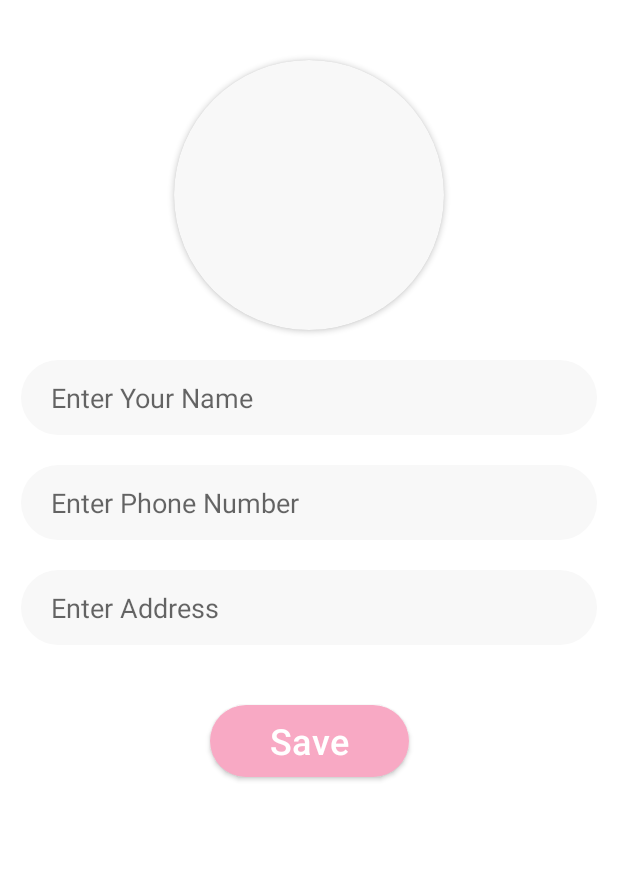
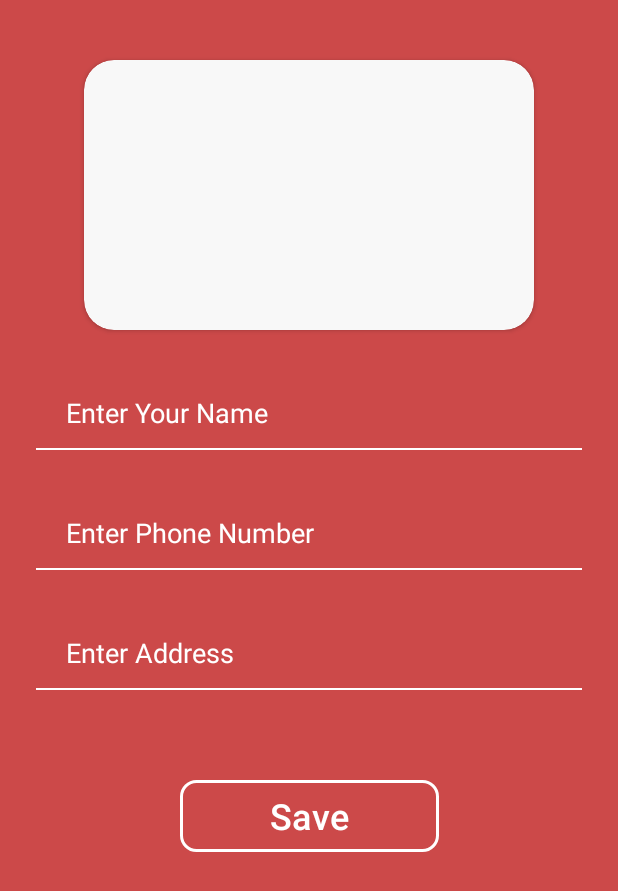
Before and after one commit to deepak-k-chhettri/face-app, an Android app: the AddNewUserFace screen opened directly, with no data from a screen before it, on a phone screen of 412 x 824 dp. Shown: the top 891 px of the screen. Run offline under Robolectric (Android 15) with nearby library versions, the phone set to English and light mode, and no system bars; our stand-ins replace Room's generated code; libraries missing offline, so code that uses them is left out: com.karumi.dexter.

Commit message:
Final Commit

```diff
--- a/app/src/main/java/com/kcdeepak/faceapp/AddNewUserFace.kt
+++ b/app/src/main/java/com/kcdeepak/faceapp/AddNewUserFace.kt
@@ -94,15 +94,19 @@ class AddNewUserFace : AppCompatActivity() {
                 val encryptDecryptName = EncryptDecrypt()
                 val name = encryptDecryptName.encrypt(editTextName.text.toString().toByteArray())
                 val nameIV = encryptDecryptName.encryptCipher.iv
+                /*-------------------------------------------------------------*/
                 val encryptDecryptPhone = EncryptDecrypt()
                 val phone = encryptDecryptPhone.encrypt(editTextPhone.text.toString().toByteArray())
                 val phoneIV = encryptDecryptPhone.encryptCipher.iv
+                /*-------------------------------------------------------------*/
                 val encryptDecryptAddress = EncryptDecrypt()
                 val address = encryptDecryptAddress.encrypt(editTextAddress.text.toString().toByteArray())
                 val addressIV = encryptDecryptAddress.encryptCipher.iv
+                /*-------------------------------------------------------------*/
                 val encryptDecryptImageUri = EncryptDecrypt()
                 val uri = encryptDecryptImageUri.encrypt(imageUri.toString().toByteArray())
                 val imageUriIV = encryptDecryptImageUri.encryptCipher.iv
+
                 val userFace =
                     UserFace(
                         0,
--- a/app/src/main/java/com/kcdeepak/faceapp/EncryptDecrypt.kt
+++ b/app/src/main/java/com/kcdeepak/faceapp/EncryptDecrypt.kt
@@ -12,6 +12,29 @@ import javax.crypto.SecretKey
 import javax.crypto.spec.IvParameterSpec
 
 class EncryptDecrypt {
+    private val keyStore = KeyStore.getInstance("AndroidKeyStore").apply {
+        load(null)
+    }
+
+    fun getKey():SecretKey{
+        val existingKey = keyStore.getEntry("secret",null) as? SecretKeyEntry
+        return existingKey?.secretKey ?: createKey()
+    }
+
+    fun createKey():SecretKey{
+        return KeyGenerator.getInstance(ALGORITHM).apply {
+            init(
+                KeyGenParameterSpec.Builder("secret",
+                    KeyProperties.PURPOSE_ENCRYPT or KeyProperties.PURPOSE_DECRYPT)
+                    .setBlockModes(BLOCK_MODE)
+                    .setEncryptionPaddings(PADDING)
+                    .setUserAuthenticationRequired(false)
+                    .setRandomizedEncryptionRequired(true)
+                    .build()
+            )
+        }.generateKey()
+    }
+
      val encryptCipher = Cipher.getInstance(TRANSFORMATION).apply {
         init(Cipher.ENCRYPT_MODE,getKey())
     }
@@ -36,41 +59,10 @@ class EncryptDecrypt {
         return encryptedCipher
     }
 
-    fun toBase64String(cipherText:ByteArray):String{
-        return java.util.Base64.getEncoder().withoutPadding().encodeToString(cipherText)
-    }
-
-    fun fromBase64String(base64String: String):ByteArray{
-        return java.util.Base64.getDecoder().decode(base64String)
-    }
-
     companion object{
         const val ALGORITHM = KeyProperties.KEY_ALGORITHM_AES
         const val BLOCK_MODE = KeyProperties.BLOCK_MODE_CBC
         const val PADDING = KeyProperties.ENCRYPTION_PADDING_PKCS7
         const val TRANSFORMATION = "$ALGORITHM/$BLOCK_MODE/$PADDING"
-
-        private val keyStore = KeyStore.getInstance("AndroidKeyStore").apply {
-            load(null)
-        }
-
-        fun getKey():SecretKey{
-            val existingKey = keyStore.getEntry("secret",null) as? SecretKeyEntry
-            return existingKey?.secretKey ?: createKey()
-        }
-
-         fun createKey():SecretKey{
-            return KeyGenerator.getInstance(ALGORITHM).apply {
-                init(
-                    KeyGenParameterSpec.Builder("secret",
-                        KeyProperties.PURPOSE_ENCRYPT or KeyProperties.PURPOSE_DECRYPT)
-                        .setBlockModes(BLOCK_MODE)
-                        .setEncryptionPaddings(PADDING)
-                        .setUserAuthenticationRequired(false)
-                        .setRandomizedEncryptionRequired(true)
-                        .build()
-                )
-            }.generateKey()
-        }
     }
 }
--- /dev/null
+++ b/app/src/main/res/drawable/button_background.xml
@@ -0,0 +1,10 @@
+<?xml version="1.0" encoding="utf-8"?>
+<selector xmlns:android="http://schemas.android.com/apk/res/android">
+    <item>
+        <shape android:shape="rectangle">
+            <stroke android:width="2dp"
+                android:color="@color/white"/>
+            <corners android:radius="10dp"/>
+        </shape>
+    </item>
+</selector>
--- /dev/null
+++ b/app/src/main/res/drawable/edit_text_background.xml
@@ -0,0 +1,13 @@
+<?xml version="1.0" encoding="utf-8"?>
+<layer-list xmlns:android="http://schemas.android.com/apk/res/android">
+    <item
+        android:top="-3dp"
+        android:left="-3dp"
+        android:right="-3dp"
+        android:bottom="-1dp">
+        <shape android:shape="rectangle">
+            <stroke android:width="2dp"
+                android:color="@color/white"/>
+        </shape>
+    </item>
+</layer-list>
--- a/app/src/main/res/drawable/round_background.xml
+++ b/app/src/main/res/drawable/list_view_background.xml
@@ -1,6 +1,6 @@
 <?xml version="1.0" encoding="utf-8"?>
 <shape xmlns:android="http://schemas.android.com/apk/res/android"
     android:shape="rectangle">
-    <corners android:radius="25dp"/>
-    <solid android:color="#FFF8F8F8"/>
+    <corners android:radius="30dp"/>
+    <solid android:color="#67CC4949"/>
 </shape>
--- a/app/src/main/res/layout/activity_add_new_user_face.xml
+++ b/app/src/main/res/layout/activity_add_new_user_face.xml
@@ -4,18 +4,19 @@
     xmlns:tools="http://schemas.android.com/tools"
     android:layout_width="match_parent"
     android:layout_height="match_parent"
-    tools:context=".AddNewUserFace">
+    tools:context=".AddNewUserFace"
+    android:background="#CC4949">
 
     <androidx.cardview.widget.CardView
         android:id="@+id/imageHolderCardView"
-        android:layout_width="180dp"
+        android:layout_width="300dp"
         android:layout_height="180dp"
         android:layout_marginTop="40dp"
         app:layout_constraintEnd_toEndOf="parent"
         app:layout_constraintStart_toStartOf="parent"
         app:layout_constraintTop_toTopOf="parent"
-        app:cardCornerRadius="90dp"
-        app:cardBackgroundColor="#FFF8F8F8">
+        app:cardBackgroundColor="#FFF8F8F8"
+        app:cardCornerRadius="20dp">
         <ImageView
             android:id="@+id/imageToBeAdded"
             android:layout_width="match_parent"
@@ -29,28 +30,32 @@
         android:layout_width="match_parent"
         android:layout_height="50dp"
         app:layout_constraintTop_toBottomOf="@+id/imageHolderCardView"
-        android:layout_marginStart="14dp"
-        android:layout_marginEnd="14dp"
-        android:layout_marginTop="20dp"
+        android:layout_marginStart="24dp"
+        android:layout_marginEnd="24dp"
+        android:layout_marginTop="30dp"
         android:inputType="text"
         android:hint="@string/hint_name"
+        android:textColor="@color/white"
+        android:textColorHint="@color/white"
         android:paddingStart="20dp"
         android:paddingEnd="20dp"
-        android:background="@drawable/round_background"/>
+        android:background="@drawable/edit_text_background"/>
 
     <EditText
         android:id="@+id/editTextPhone"
         android:layout_width="match_parent"
         android:layout_height="50dp"
         app:layout_constraintTop_toBottomOf="@id/editTextName"
-        android:layout_marginStart="14dp"
-        android:layout_marginEnd="14dp"
-        android:layout_marginTop="20dp"
+        android:layout_marginStart="24dp"
+        android:layout_marginEnd="24dp"
+        android:layout_marginTop="30dp"
         android:inputType="phone"
         android:hint="@string/hint_phone"
+        android:textColor="@color/white"
+        android:textColorHint="@color/white"
         android:paddingStart="20dp"
         android:paddingEnd="20dp"
-        android:background="@drawable/round_background"/>
+        android:background="@drawable/edit_text_background"/>
 
     <EditText
         android:id="@+id/editTextAddress"
@@ -58,11 +63,13 @@
         android:layout_height="50dp"
         android:inputType="textPostalAddress"
         app:layout_constraintTop_toBottomOf="@+id/editTextPhone"
-        android:layout_marginStart="14dp"
-        android:layout_marginEnd="14dp"
-        android:background="@drawable/round_background"
-        android:layout_marginTop="20dp"
+        android:layout_marginStart="24dp"
+        android:layout_marginEnd="24dp"
+        android:background="@drawable/edit_text_background"
+        android:layout_marginTop="30dp"
         android:hint="@string/hint_address"
+        android:textColor="@color/white"
+        android:textColorHint="@color/white"
         android:paddingStart="20dp"
         android:paddingEnd="20dp"/>
 
@@ -72,16 +79,17 @@
         android:layout_height="wrap_content"
         android:text="@string/save_button_text"
         android:textAllCaps="false"
-        android:background="@drawable/round_background"
         app:layout_constraintEnd_toEndOf="parent"
         app:layout_constraintStart_toStartOf="parent"
         app:layout_constraintTop_toBottomOf="@+id/editTextAddress"
-        android:layout_marginTop="40dp"
-        android:backgroundTint="#F8A9C4"
+        android:layout_marginTop="60dp"
         android:textColor="@color/white"
         android:textSize="24sp"
-        android:paddingStart="40dp"
-        android:paddingEnd="40dp"/>
+        android:paddingStart="60dp"
+        android:paddingEnd="60dp"
+        android:paddingTop="4dp"
+        android:paddingBottom="4dp"
+        android:background="@drawable/button_background"/>
 
 
 </androidx.constraintlayout.widget.ConstraintLayout>
--- a/app/src/main/res/layout/activity_main.xml
+++ b/app/src/main/res/layout/activity_main.xml
@@ -29,7 +29,7 @@
         android:layout_height="wrap_content"
         android:layout_marginEnd="32dp"
         android:layout_marginBottom="80dp"
-        android:backgroundTint="#F8A9C4"
+        android:backgroundTint="#CC4949"
         android:contentDescription="@string/description"
         android:scaleType="center"
         android:src="@drawable/ic_add"
@@ -42,7 +42,7 @@
         android:layout_height="wrap_content"
         android:layout_marginEnd="32dp"
         android:layout_marginBottom="8dp"
-        android:backgroundTint="#F8A9C4"
+        android:backgroundTint="#CC4949"
         android:contentDescription="to delete all data"
         android:src="@drawable/ic_delete"
         app:layout_constraintBottom_toTopOf="@+id/fab"
--- a/app/src/main/res/layout/face_user_layout.xml
+++ b/app/src/main/res/layout/face_user_layout.xml
@@ -5,7 +5,12 @@
     android:layout_height="wrap_content"
     android:layout_width="match_parent"
     android:layout_marginTop="3dp"
-    android:layout_marginBottom="2dp">
+    android:layout_marginBottom="2dp"
+    android:background="@drawable/list_view_background"
+    android:paddingTop="10dp"
+    android:paddingBottom="30dp"
+    android:layout_marginStart="10dp"
+    android:layout_marginEnd="10dp">
 
     <androidx.cardview.widget.CardView
         android:id="@+id/cardView"
@@ -61,10 +66,10 @@
     <ImageView
         android:id="@+id/imageViewLarge"
         android:layout_width="match_parent"
-        android:layout_height="400dp"
+        android:layout_height="300dp"
         android:layout_marginTop="5dp"
-        android:layout_marginStart="10dp"
-        android:layout_marginEnd="10dp"
+        android:layout_marginStart="25dp"
+        android:layout_marginEnd="25dp"
         android:scaleType="centerCrop"
         app:layout_constraintTop_toBottomOf="@+id/linearLayout" />
 
--- a/app/src/main/res/values/colors.xml
+++ b/app/src/main/res/values/colors.xml
@@ -7,4 +7,5 @@
     <color name="teal_700">#FF018786</color>
     <color name="black">#FF000000</color>
     <color name="white">#FFFFFFFF</color>
+    <color name="themeColor"></color>
 </resources>
```
